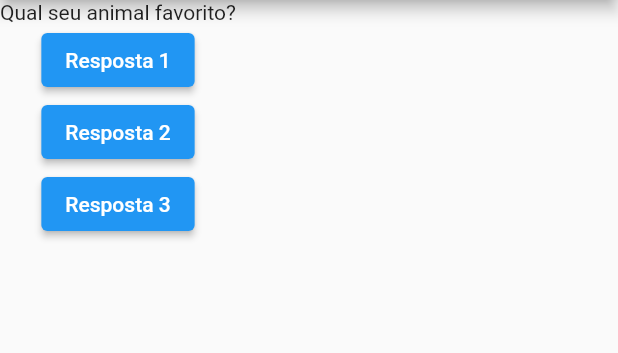
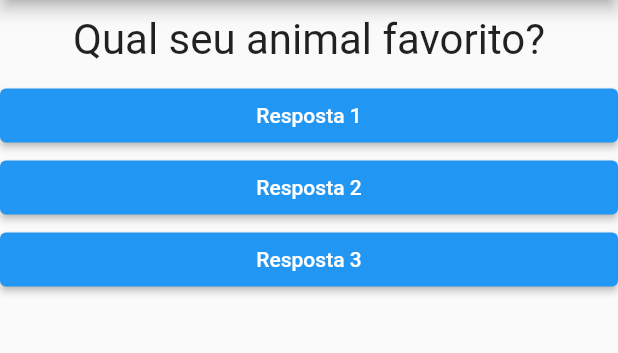
Before and after one commit to nereuneto/ProjetoPerguntas, a Flutter app: the screen it shows after launch, after a tap on "Resposta 1", on a phone screen of 412 x 824 dp, the part 84-437 px from its top. Run offline on Flutter 3.47's test engine with Material 2 defaults, Android fonts, the phone set to English and light mode, and no system bars.

Commit message:
[TSK-001] Criação de widgets novos Alterado código da main para receber novos widgets

```diff
--- a/lib/main.dart
+++ b/lib/main.dart
@@ -1,13 +1,15 @@
 import 'package:flutter/material.dart';
+import './questao.dart';
+import './resposta.dart';
 
 main() => runApp(PerguntaApp());
 
-class PerguntaAppState extends State<PerguntaApp> {
-  var perguntaSelecionada = 0;
+class _PerguntaAppState extends State<PerguntaApp> {
+  var _perguntaSelecionada = 0;
 
-  void responder() {
+  void _responder() {
     setState(() {
-      perguntaSelecionada++;
+      _perguntaSelecionada++;
     });
     print('Pergunta respondida!');
   }
@@ -26,19 +28,10 @@ class PerguntaAppState extends State<PerguntaApp> {
         ),
         body: Column(
           children: [
-            Text(perguntas[perguntaSelecionada]),
-            ElevatedButton(
-              child: Text('Resposta 1'),
-              onPressed: responder,
-            ),
-            ElevatedButton(
-              child: Text('Resposta 2'),
-              onPressed: responder,
-            ),
-            ElevatedButton(
-              child: Text('Resposta 3'),
-              onPressed: responder,
-            )
+            Questao(perguntas[_perguntaSelecionada]),
+            Resposta('Resposta 1', _responder),
+            Resposta('Resposta 2', _responder),
+            Resposta('Resposta 3', _responder),
           ],
         ),
       ),
@@ -54,7 +47,7 @@ class PerguntaApp extends StatefulWidget {
 //    };
 
   @override
-  PerguntaAppState createState() {
-    return PerguntaAppState();
+  _PerguntaAppState createState() {
+    return _PerguntaAppState();
   }
 }
--- /dev/null
+++ b/lib/questao.dart
@@ -0,0 +1,20 @@
+import 'package:flutter/material.dart';
+
+class Questao extends StatelessWidget {
+  final String texto;
+
+  Questao(this.texto);
+
+  @override
+  Widget build(BuildContext context) {
+    return Container(
+      width: double.infinity,
+      margin: EdgeInsets.all(10),
+      child: Text(
+        texto,
+        style: TextStyle(fontSize: 28),
+        textAlign: TextAlign.center,
+      ),
+    );
+  }
+}
--- /dev/null
+++ b/lib/resposta.dart
@@ -0,0 +1,20 @@
+import 'package:flutter/material.dart';
+
+class Resposta extends StatelessWidget {
+  final String texto;
+  final void Function() quandoClicado;
+
+  Resposta(this.texto, this.quandoClicado);
+
+  @override
+  Widget build(BuildContext context) {
+    return Container(
+        width: double.infinity,
+        child: ElevatedButton(
+            child: Text(texto),
+            onPressed: quandoClicado,
+            style: ElevatedButton.styleFrom(
+              primary: Colors.blue,
+            )));
+  }
+}
```
